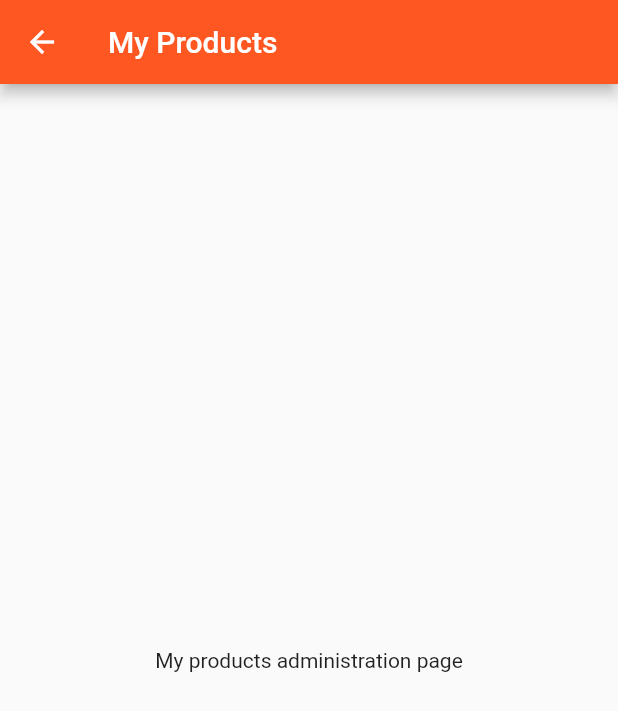
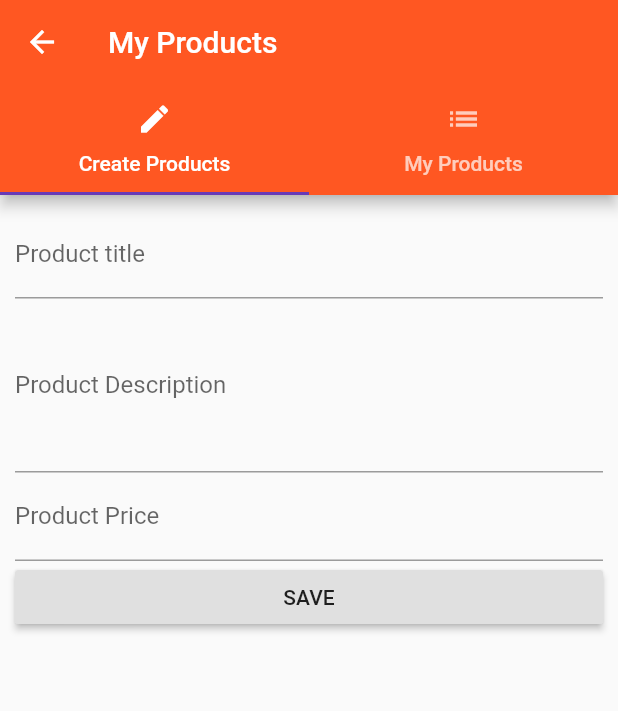
Before and after one commit to Juanchoalric/flutter_course, a Flutter app: the ProductAdminPage screen opened directly, on a phone screen of 412 x 824 dp. Shown: the top 711 px of the screen. Run offline on Flutter 3.47's test engine with Material 2 defaults, Android fonts, the phone set to English and light mode, and no system bars.

Commit message:
Added input so that the user can enter stuff

```diff
--- a/lib/main.dart
+++ b/lib/main.dart
@@ -1,13 +1,38 @@
 import 'package:flutter/material.dart';
 import 'package:flutter/rendering.dart';
 
-import './pages/auth.dart';
+import './pages/Product_admin.dart';
+import './pages/product_page.dart';
+import './pages/product.dart';
+
 void main(){
   //debugPaintSizeEnabled = true;
   //debugPaintPointersEnabled = true;
 runApp(MyApp());
 }
-class MyApp extends StatelessWidget {
+class MyApp extends StatefulWidget {
+
+  @override
+  MyAppState createState() {
+    return new MyAppState();
+  }
+}
+
+class MyAppState extends State<MyApp> {
+
+  List<Map<String, dynamic>> _products = [];
+
+  void _addProduct(Map<String, dynamic> product) {
+    setState(() {
+      _products.add(product);
+    });
+  }
+
+  void _deleteProduct(int index){
+    setState(() {
+          _products.removeAt(index);
+        });
+  }
 
   @override
   Widget build(BuildContext context) {
@@ -17,7 +42,30 @@ class MyApp extends StatelessWidget {
         primarySwatch: Colors.deepOrange,
         accentColor: Colors.deepPurple,
       ),
-      home: AuthPage(),
+      //home: AuthPage(),
+      routes: {
+        '/': (BuildContext context) => ProductsPage(products: _products,),
+        '/admin' : (BuildContext context) => ProductAdminPage(addProducts: _addProduct, deleteProducts: _deleteProduct,),
+      },
+      onGenerateRoute: (RouteSettings settings) {
+        final List<String> pathElements = settings.name.split('/');
+        if(pathElements[0] != ''){
+          return null;
+        }
+        if(pathElements[1] == 'product'){
+          final int index = int.parse(pathElements[2]);
+       return MaterialPageRoute<bool>(
+                  builder: (BuildContext context) => ProductPage(
+                    _products[index]['title'], _products[index]['imageUrl']),
+                  );
+        }
+        return null;
+      },
+      onUnknownRoute: (RouteSettings settings) {
+        return MaterialPageRoute(
+          builder: (BuildContext context) => ProductsPage(products: _products,)
+        );
+      },
     );
   }
 }
--- a/lib/pages/Product_admin.dart
+++ b/lib/pages/Product_admin.dart
@@ -1,13 +1,40 @@
 import 'package:flutter/material.dart';
 
+import './product_create.dart';
+import './product_list.dart';
+
 class ProductAdminPage extends StatelessWidget {
+
+  final Function addProducts;
+  final Function deleteProducts;
+
+  ProductAdminPage({this.addProducts, this.deleteProducts});
+
   @override
   Widget build(BuildContext context) {
-    return Scaffold(
-      appBar: AppBar(
-        title: Text("My Products"),
+    return DefaultTabController(
+      length: 2,
+          child: Scaffold(
+        appBar: AppBar(
+          bottom: TabBar(
+            tabs: <Widget>[
+              Tab(
+                icon: Icon(Icons.create),
+                text: "Create Products",),
+              Tab(
+                icon: Icon(Icons.list),
+                text: "My Products",),
+            ],
+          ),
+          title: Text("My Products"),
+        ),
+        body: TabBarView(
+          children: <Widget>[
+              ProductCreatePage(addProducts: addProducts),
+              ProductListPage(),
+          ],
+        )
       ),
-      body: Center(child: Text("My products administration page"),),
     );
   }
 }
--- /dev/null
+++ b/lib/pages/product_create.dart
@@ -0,0 +1,66 @@
+import 'package:flutter/material.dart';
+
+class ProductCreatePage extends StatefulWidget {
+
+  final Function addProducts;
+  final Function deleteProducts;
+
+  ProductCreatePage({this.addProducts, this.deleteProducts});
+
+  @override
+  ProductCreatePageState createState() {
+    return ProductCreatePageState();
+  }
+}
+
+class ProductCreatePageState extends State<ProductCreatePage> {
+
+  String titleValue = '';
+  String descriptionValue = '';
+  double priceValue;
+
+  @override
+  Widget build(BuildContext context) {
+    return Container(
+      margin: EdgeInsets.all(10.0),
+          child: ListView(
+        children: <Widget>[
+          TextField(
+            decoration: InputDecoration(labelText: 'Product title'),
+            onChanged: (String value) {
+              setState(() {
+                            titleValue = value;
+                          });
+            },
+          ),
+          TextField(
+            decoration: InputDecoration(labelText: 'Product Description'),
+            maxLines: 4,
+            onChanged: (String value) {
+              descriptionValue = value;
+            },
+          ),
+          TextField(
+            decoration: InputDecoration(labelText: 'Product Price'),
+            keyboardType: TextInputType.number,
+            onChanged: (String value) {
+              priceValue = double.parse(value);
+            },
+          ),
+          RaisedButton(
+            child: Text('SAVE'),
+            onPressed: () {
+              final Map<String, dynamic> product = {
+                'title' : titleValue,
+                'description' : descriptionValue,
+                'price' : priceValue,
+                'imageUrl' : 'assets/food.jpg'
+              };
+              widget.addProducts(product);
+            },
+          )
+        ],
+      ),
+    );
+  }
+}
--- a/lib/pages/product_page.dart
+++ b/lib/pages/product_page.dart
@@ -3,7 +3,12 @@ import 'package:flutter/material.dart';
 import '../product_manager.dart';
 import './Product_admin.dart';
 
-class ProductPage extends StatelessWidget {
+class ProductsPage extends StatelessWidget {
+
+  final List<Map<String, dynamic>> products;
+
+  ProductsPage({this.products,});
+
   @override
   Widget build(BuildContext context) {
     return Scaffold(
@@ -17,11 +22,9 @@ class ProductPage extends StatelessWidget {
             ListTile(
               title: Text("Manage Product"),
               onTap: () {
-                Navigator.push(
-                    context,
-                    MaterialPageRoute(
-                        builder: (BuildContext context) => ProductAdminPage()));
+                Navigator.pushNamed(context, '/admin');
               },
+
             )
           ],
         ),
@@ -29,7 +32,7 @@ class ProductPage extends StatelessWidget {
       appBar: AppBar(
         title: Text("EasyList"),
       ),
-      body: ProductManager(),
+      body: ProductManager(products: products),
     );
   }
 }
```
Also changed, not shown: lib/pages/auth.dart (+24 -2 lines), lib/pages/product.dart (+30 -4 lines), lib/pages/product_list.dart (added, +10 -0 lines), lib/product_control.dart (deleted, +0 -19 lines), lib/product_manager.dart (+5 -39 lines), lib/products.dart (+5 -16 lines).
